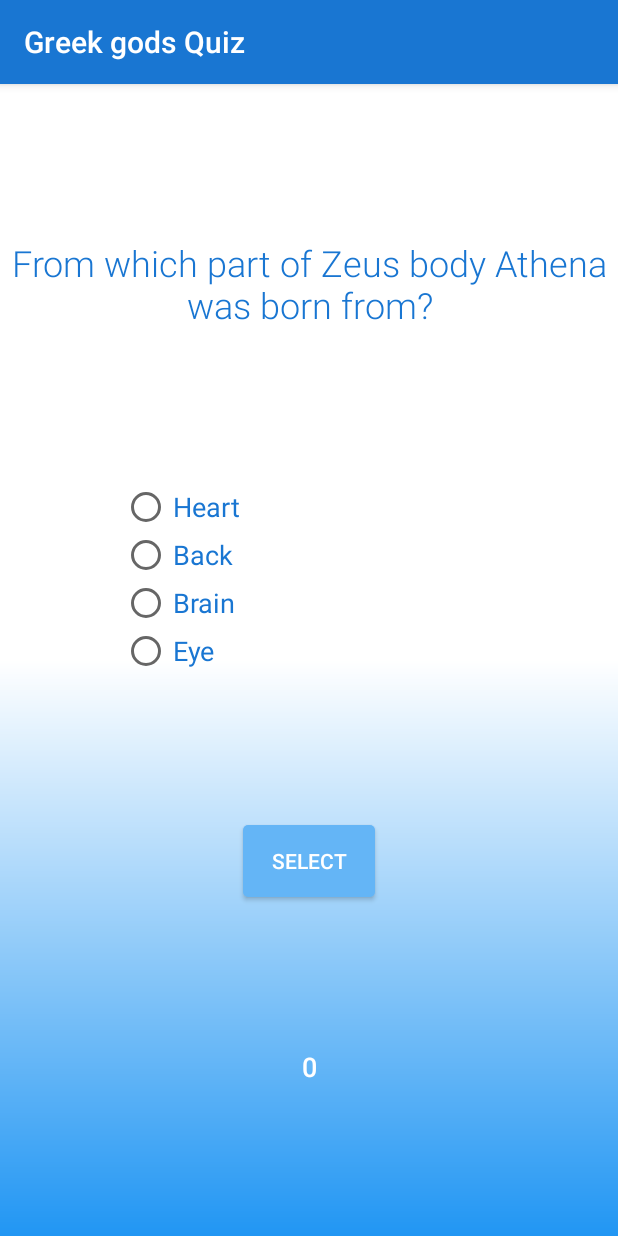
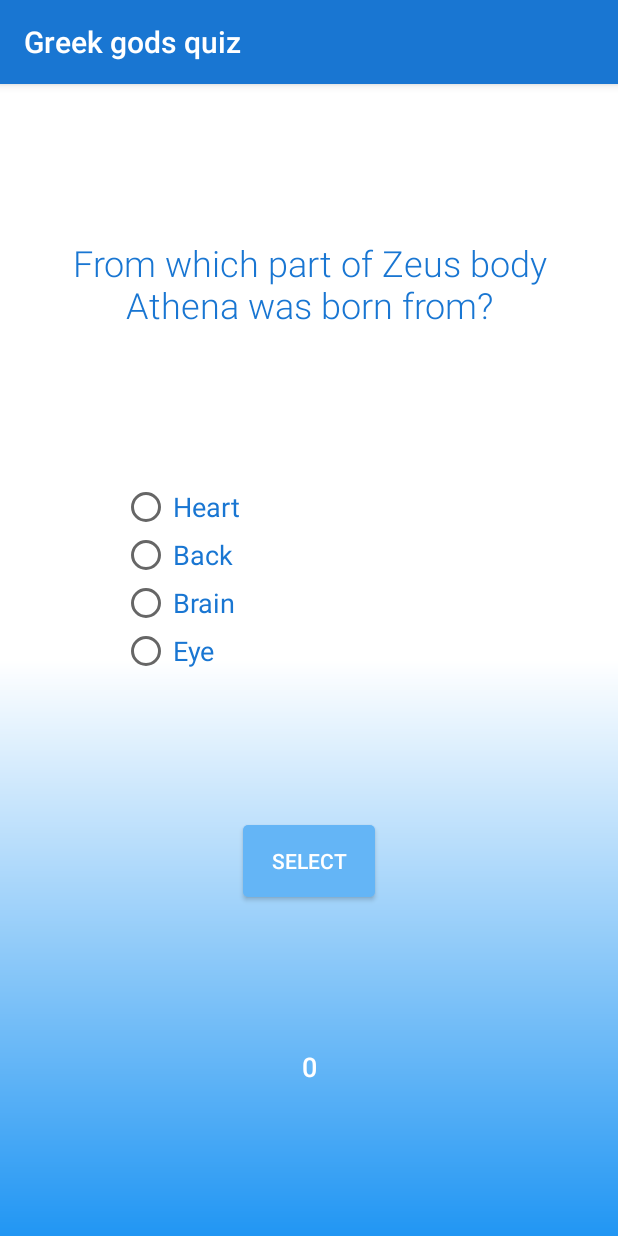
Before and after one commit to YasminLuzia/AndroidProjects, an Android app: the QuestionActivity4 screen opened directly, with no data from a screen before it, on a phone screen of 412 x 824 dp. Run offline under Robolectric (Android 15) with nearby library versions, the phone set to English and light mode, and no system bars.

Commit message:
Quiz Layout Adjustments

```diff
--- a/ProjectQuiz/app/src/main/res/layout/activity_main.xml
+++ b/ProjectQuiz/app/src/main/res/layout/activity_main.xml
@@ -10,7 +10,7 @@
     <TextView
         android:id="@+id/textViewWelcome"
         style="@style/text_question"
-        android:layout_width="wrap_content"
+        android:layout_width="0dp"
         android:layout_height="wrap_content"
         android:text="@string/welcome_text"
         app:layout_constraintBottom_toBottomOf="parent"
--- a/ProjectQuiz/app/src/main/res/layout/activity_question1.xml
+++ b/ProjectQuiz/app/src/main/res/layout/activity_question1.xml
@@ -9,9 +9,9 @@
 
     <TextView
         android:id="@+id/textViewQuestion1"
-        android:layout_width="wrap_content"
+        style="@style/text_question"
+        android:layout_width="0dp"
         android:layout_height="wrap_content"
-        style="@style/text_question"
         app:layout_constraintBottom_toTopOf="@+id/radioGroupAnswers1"
         app:layout_constraintEnd_toEndOf="parent"
         app:layout_constraintHorizontal_bias="0.5"
@@ -32,7 +32,7 @@
         <RadioButton
             android:id="@+id/radioButtonAnswerA1"
             style="@style/individual_answers"
-            android:layout_width="wrap_content"
+            android:layout_width="match_parent"
             android:layout_height="wrap_content" />
 
         <RadioButton
--- a/ProjectQuiz/app/src/main/res/layout/activity_question2.xml
+++ b/ProjectQuiz/app/src/main/res/layout/activity_question2.xml
@@ -9,9 +9,9 @@
 
     <TextView
         android:id="@+id/textViewQuestion2"
-        android:layout_width="wrap_content"
+        style="@style/text_question"
+        android:layout_width="0dp"
         android:layout_height="wrap_content"
-        style="@style/text_question"
         app:layout_constraintBottom_toTopOf="@+id/radioGroupAnswers2"
         app:layout_constraintEnd_toEndOf="parent"
         app:layout_constraintHorizontal_bias="0.5"
@@ -32,7 +32,7 @@
         <RadioButton
             android:id="@+id/radioButtonAnswerA2"
             style="@style/individual_answers"
-            android:layout_width="wrap_content"
+            android:layout_width="match_parent"
             android:layout_height="wrap_content" />
 
         <RadioButton
--- a/ProjectQuiz/app/src/main/res/layout/activity_question3.xml
+++ b/ProjectQuiz/app/src/main/res/layout/activity_question3.xml
@@ -9,9 +9,9 @@
 
     <TextView
         android:id="@+id/textViewQuestion3"
-        android:layout_width="wrap_content"
+        style="@style/text_question"
+        android:layout_width="0dp"
         android:layout_height="wrap_content"
-        style="@style/text_question"
         app:layout_constraintBottom_toTopOf="@+id/radioGroupAnswers3"
         app:layout_constraintEnd_toEndOf="parent"
         app:layout_constraintHorizontal_bias="0.5"
@@ -32,7 +32,7 @@
         <RadioButton
             android:id="@+id/radioButtonAnswerA3"
             style="@style/individual_answers"
-            android:layout_width="wrap_content"
+            android:layout_width="match_parent"
             android:layout_height="wrap_content" />
 
         <RadioButton
--- a/ProjectQuiz/app/src/main/res/layout/activity_question4.xml
+++ b/ProjectQuiz/app/src/main/res/layout/activity_question4.xml
@@ -9,9 +9,9 @@
 
     <TextView
         android:id="@+id/textViewQuestion4"
-        android:layout_width="wrap_content"
+        style="@style/text_question"
+        android:layout_width="0dp"
         android:layout_height="wrap_content"
-        style="@style/text_question"
         app:layout_constraintBottom_toTopOf="@+id/radioGroupAnswers4"
         app:layout_constraintEnd_toEndOf="parent"
         app:layout_constraintHorizontal_bias="0.5"
@@ -32,7 +32,7 @@
         <RadioButton
             android:id="@+id/radioButtonAnswerA4"
             style="@style/individual_answers"
-            android:layout_width="wrap_content"
+            android:layout_width="match_parent"
             android:layout_height="wrap_content" />
 
         <RadioButton
--- a/ProjectQuiz/app/src/main/res/layout/activity_question5.xml
+++ b/ProjectQuiz/app/src/main/res/layout/activity_question5.xml
@@ -9,9 +9,9 @@
 
     <TextView
         android:id="@+id/textViewQuestion5"
-        android:layout_width="wrap_content"
+        style="@style/text_question"
+        android:layout_width="0dp"
         android:layout_height="wrap_content"
-        style="@style/text_question"
         app:layout_constraintBottom_toTopOf="@+id/radioGroupAnswers5"
         app:layout_constraintEnd_toEndOf="parent"
         app:layout_constraintHorizontal_bias="0.5"
@@ -32,7 +32,7 @@
         <RadioButton
             android:id="@+id/radioButtonAnswerA5"
             style="@style/individual_answers"
-            android:layout_width="wrap_content"
+            android:layout_width="match_parent"
             android:layout_height="wrap_content" />
 
         <RadioButton
--- a/ProjectQuiz/app/src/main/res/values/strings.xml
+++ b/ProjectQuiz/app/src/main/res/values/strings.xml
@@ -1,7 +1,7 @@
 <resources>
-    <string name="app_name">Greek gods Quiz</string>
+    <string name="app_name">Greek gods quiz</string>
     <string name="icon_description">Icon of a half destroyed greek pillar</string>
-    <string name="welcome_text">Welcome to the Quiz of the Greek gods!</string>
+    <string name="welcome_text">Welcome to the quiz of the greek gods!</string>
     <string name="button_start">Start</string>
     <string name="button_select_answer">Select</string>
     <string name="button_next">Next</string>
```
Also changed, not shown: 1 other file.
